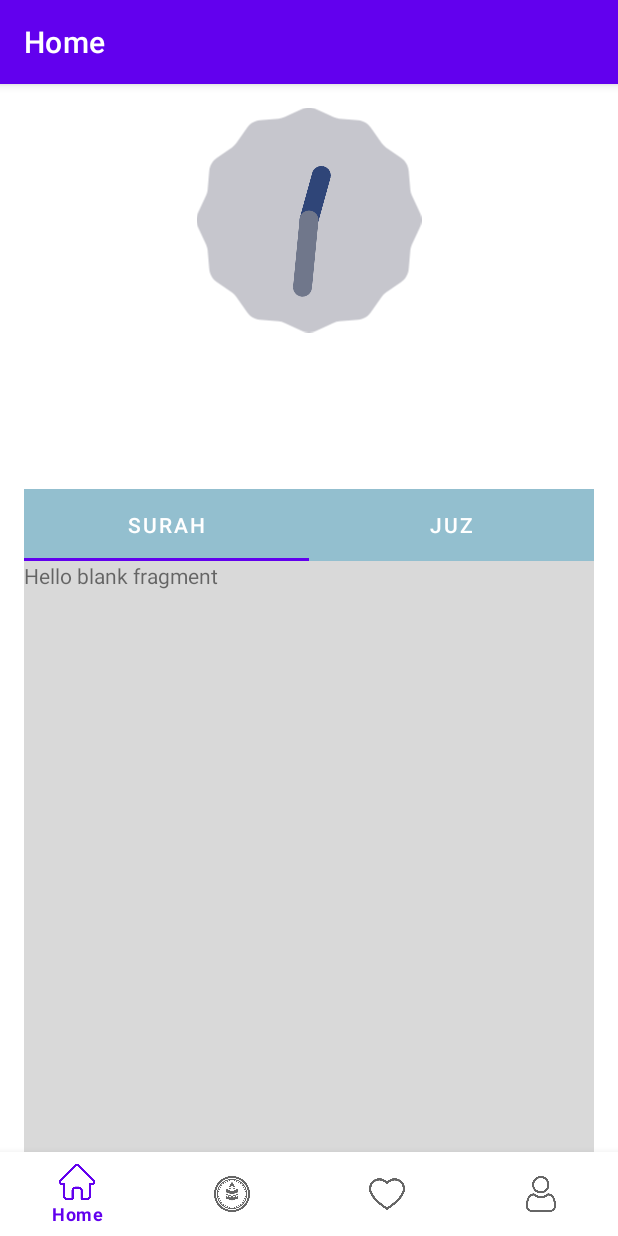
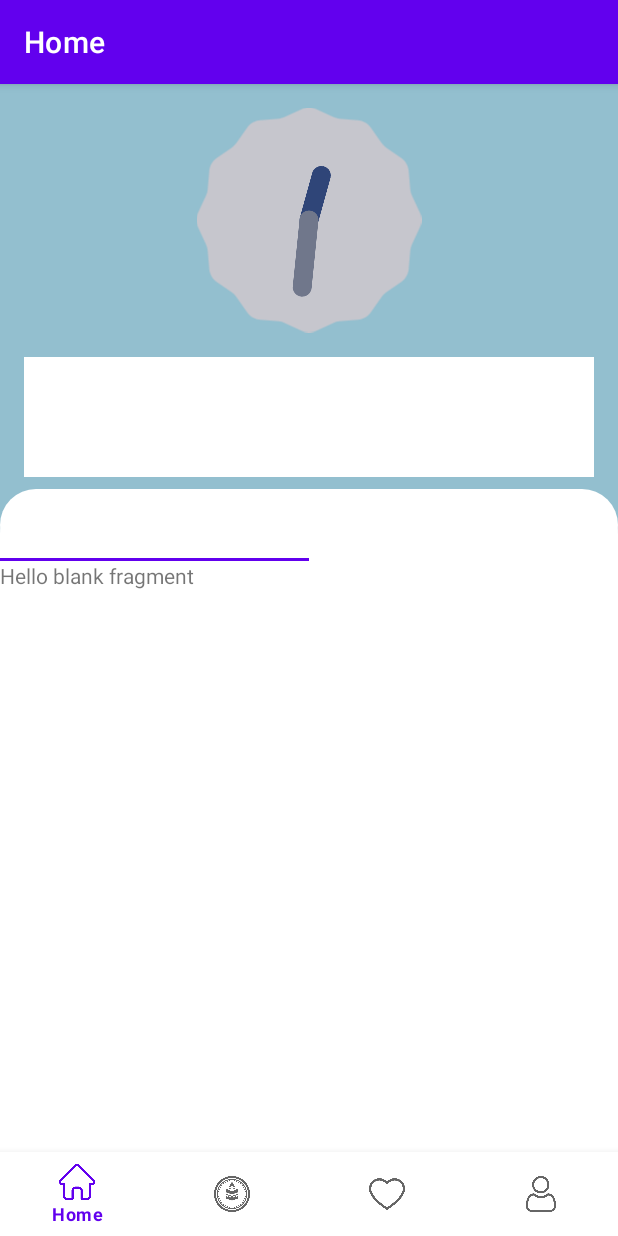
Before and after one commit to Alfianmuh12/Ndarus, an Android app: the screen it shows after launch (MainActivity), on a phone screen of 412 x 824 dp. Run offline under Robolectric (Android 15) with nearby library versions, the phone set to English and light mode, and no system bars; our stand-ins replace navigation-ui.

```diff
--- a/app/src/main/res/drawable/rounded_backgorund.xml
+++ b/app/src/main/res/drawable/rounded_backgorund.xml
@@ -1,4 +1,4 @@
 <shape xmlns:android="http://schemas.android.com/apk/res/android">
-    <solid android:color="#D9D9D9" />
-    <corners android:radius="20dp" />
+    <solid android:color="#ffff" />
+    <corners android:radius="30dp" />
 </shape>
--- a/app/src/main/res/layout/fragment_home.xml
+++ b/app/src/main/res/layout/fragment_home.xml
@@ -8,7 +8,8 @@
 
     <androidx.constraintlayout.widget.ConstraintLayout
         android:layout_width="match_parent"
-        android:layout_height="match_parent">
+        android:layout_height="match_parent"
+        android:background="#93BFCF">
 
         <AnalogClock
             android:id="@+id/analogClock"
@@ -26,6 +27,7 @@
             android:layout_marginStart="16dp"
             android:layout_marginTop="16dp"
             android:layout_marginEnd="16dp"
+            android:background="@color/white"
             app:layout_constraintEnd_toEndOf="parent"
             app:layout_constraintStart_toStartOf="parent"
             app:layout_constraintTop_toBottomOf="@+id/analogClock" />
@@ -33,9 +35,7 @@
         <LinearLayout
             android:layout_width="match_parent"
             android:layout_height="0dp"
-            android:layout_marginStart="16dp"
             android:layout_marginTop="8dp"
-            android:layout_marginEnd="16dp"
             android:background="@drawable/rounded_backgorund"
             android:orientation="vertical"
             app:layout_constraintBottom_toBottomOf="parent"
@@ -47,7 +47,7 @@
                 android:id="@+id/tabs"
                 android:layout_width="match_parent"
                 android:layout_height="wrap_content"
-                android:background="#93BFCF"
+                android:background="@drawable/rounded_backgorund"
                 app:tabTextColor="@color/white" />
 
             <androidx.viewpager2.widget.ViewPager2
```
